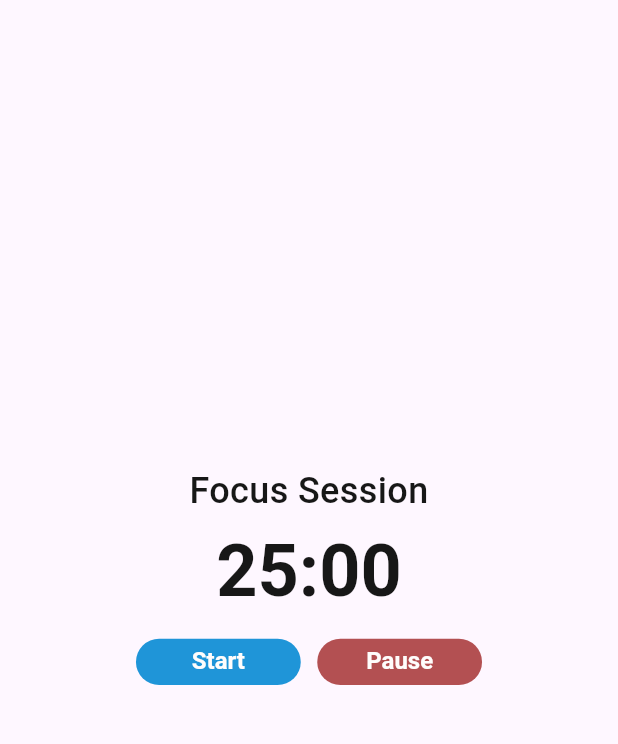
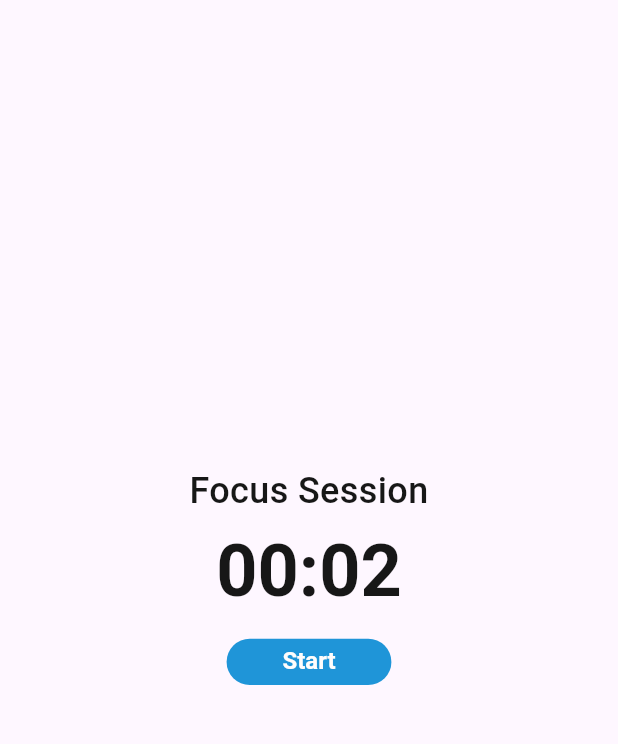
Before and after one commit to Atevaz/pomodoro-task, a Flutter app: the screen it shows after launch, on a phone screen of 412 x 824 dp, the part 84-828 px from its top. Run offline on Flutter 3.47's test engine with Material 3 defaults, Android fonts, the light colour scheme and no system bars; our stand-ins replace bloc, flutter_bloc, flutter_screenutil, shared_preferences.

Commit message:
remove stop button from design

```diff
--- a/lib/presentations/views/Timer_view.dart
+++ b/lib/presentations/views/Timer_view.dart
@@ -33,17 +33,17 @@ class TimerView extends StatelessWidget {
                   ? null
                   : Colors.grey,
             ),
-            SizedBox(width: 10.w),
-            MyButton(
-              onTap: TimerCubit.get(context).stopwatch != null &&
-                      TimerCubit.get(context).stopwatch!.isRunning
-                  ? TimerCubit.get(context).stopTimer
-                  : () {},
-              title: "Pause",
-              width: 100.w,
-              height: 30.h,
-              color: AppColor.redColor,
-            ),
+            // SizedBox(width: 10.w),
+            // MyButton(
+            //   onTap: TimerCubit.get(context).stopwatch != null &&
+            //           TimerCubit.get(context).stopwatch!.isRunning
+            //       ? TimerCubit.get(context).stopTimer
+            //       : () {},
+            //   title: "Pause",
+            //   width: 100.w,
+            //   height: 30.h,
+            //   color: AppColor.redColor,
+            // ),
           ],
         ),
       ],
--- a/lib/utils/constants.dart
+++ b/lib/utils/constants.dart
@@ -4,8 +4,8 @@ enum SessionType { focus, shortBreak }
 
 SessionType defaultSessionType = SessionType.focus ;
 
-int defaultFocusTime = 25 * 60 ;
-int defaultBreakTime = 5 * 60 ;
+int defaultFocusTime = 1 * 2 ;
+int defaultBreakTime = 1 * 2 ;
 int defaultBreakPomodoroCycles = 2 ;
 
 List<int> focusDurationList = [15, 25, 30, 45] ;
```
